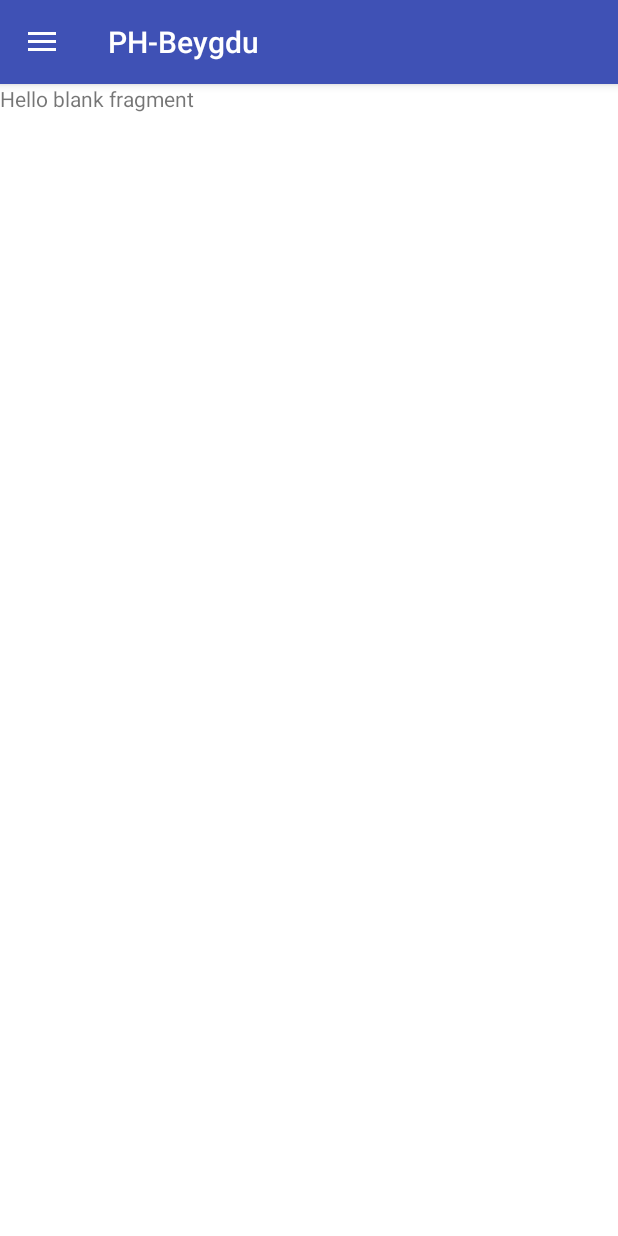
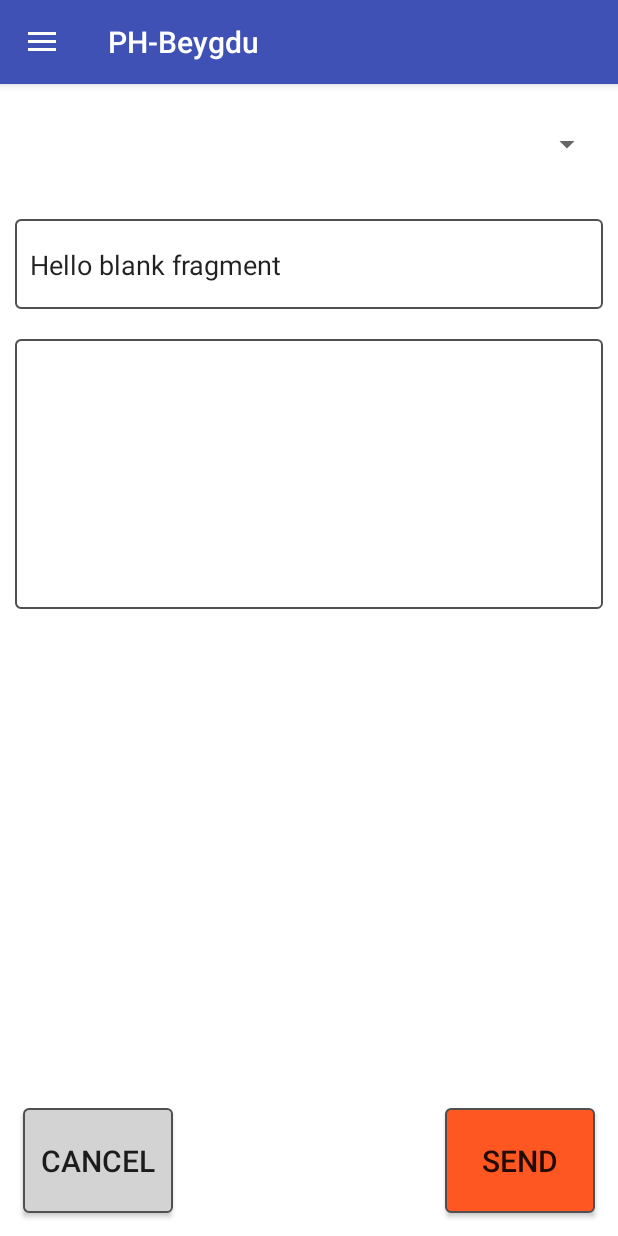
Before and after one commit to Beygdu/Beygdu-Refactor, an Android app: the screen it shows after launch (RootActivity), after a tap on "PH-ContactButton", on a phone screen of 412 x 824 dp. Run offline under Robolectric (Android 15) with nearby library versions, the phone set to English and light mode, and no system bars; Roboto replaces fonts that are not available here.

Commit message:
MailFragment layout created

```diff
--- /dev/null
+++ b/app/src/main/res/drawable/greybutton.xml
@@ -0,0 +1,12 @@
+<?xml version="1.0" encoding="utf-8"?>
+<shape xmlns:android="http://schemas.android.com/apk/res/android" >
+    <!-- corners android:radius="5dp" /-->
+
+    <stroke android:width="1dp" android:color="@color/inputborder"/>
+    <solid android:color="@color/light_gray" />
+    <padding
+        android:left="1dp"
+        android:right="1dp"
+        android:top="1dp" />
+    <corners android:radius="3dp" />
+</shape>
--- a/app/src/main/res/layout/fragment_mail.xml
+++ b/app/src/main/res/layout/fragment_mail.xml
@@ -1,13 +1,67 @@
-<FrameLayout xmlns:android="http://schemas.android.com/apk/res/android"
+<RelativeLayout xmlns:android="http://schemas.android.com/apk/res/android"
     xmlns:tools="http://schemas.android.com/tools"
+    android:id="@+id/mail_fragment"
     android:layout_width="match_parent"
     android:layout_height="match_parent"
     tools:context="is.example.aj.beygdu.Fragments.MailFragment">
 
     <!-- TODO: Update blank fragment layout -->
-    <TextView
+    <Spinner
+        android:id="@+id/mail_spinner"
         android:layout_width="match_parent"
-        android:layout_height="match_parent"
-        android:text="@string/hello_blank_fragment" />
+        android:layout_height="60dp"
+        android:layout_margin="10dp"
+        android:theme="@style/Theme.AppCompat.Light.DarkActionBar"/>
+    <EditText
+        android:id="@+id/mail_subject"
+        android:layout_width="match_parent"
+        android:layout_height="60dp"
+        android:background="@drawable/inputborder"
+        android:layout_margin="10dp"
+        android:paddingLeft="10dp"
+        android:paddingStart="10dp"
+        android:text="@string/hello_blank_fragment"
+        android:layout_below="@+id/mail_spinner"/>
+    <EditText
+        android:id="@+id/mail_content"
+        android:layout_width="match_parent"
+        android:layout_height="180dp"
+        android:background="@drawable/inputborder"
+        android:layout_margin="10dp"
+        android:padding="10dp"
+        android:layout_below="@+id/mail_subject"/>
 
-</FrameLayout>
+    <RelativeLayout
+        android:id="@+id/mail_buttons"
+        android:layout_width="match_parent"
+        android:layout_height="wrap_content"
+        android:layout_alignParentBottom="true">
+
+        <Button
+            android:id="@+id/mail_cancelButton"
+            android:layout_width="100dp"
+            android:layout_height="70dp"
+            android:layout_alignParentLeft="true"
+            android:layout_alignParentStart="true"
+            android:layout_marginLeft="15dp"
+            android:layout_marginStart="15dp"
+            android:layout_marginBottom="15dp"
+            android:background="@drawable/greybutton"
+            android:text="@string/contact_cancelButton"
+            android:textSize="20sp"/>
+        <Button
+            android:id="@+id/mail_okButton"
+            android:layout_width="100dp"
+            android:layout_height="70dp"
+            android:layout_alignParentRight="true"
+            android:layout_alignParentEnd="true"
+            android:layout_marginRight="15dp"
+            android:layout_marginEnd="15dp"
+            android:layout_marginBottom="15dp"
+            android:background="@drawable/button"
+            android:text="@string/contact_okButton"
+            android:textSize="20sp"/>
+
+    </RelativeLayout>
+
+</RelativeLayout>
--- a/app/src/main/res/values/strings.xml
+++ b/app/src/main/res/values/strings.xml
@@ -49,6 +49,8 @@
 
     <!-- ContactFragment String constants -->
     <string name="contact_placeholder">PH-ContactFragment</string>
+    <string name="contact_okButton">Send</string>
+    <string name="contact_cancelButton">Cancel</string>
 
     <!-- CustomDialog String constants -->
     <string name="multiHitPrefix">PH-Ordid </string>
```
